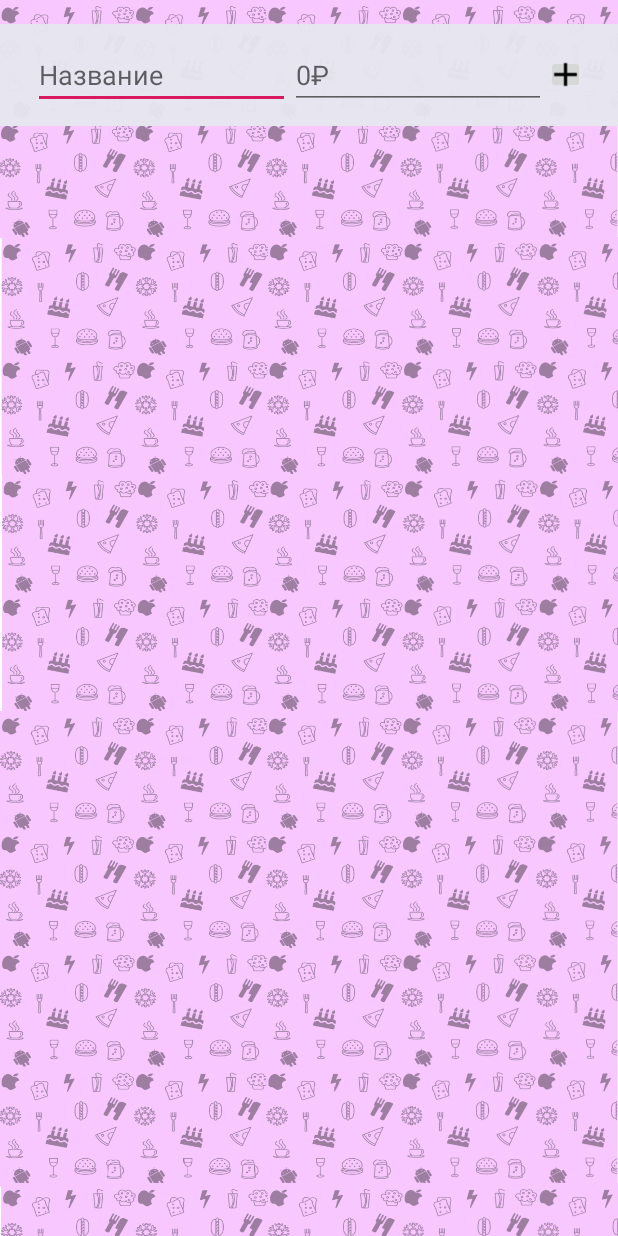
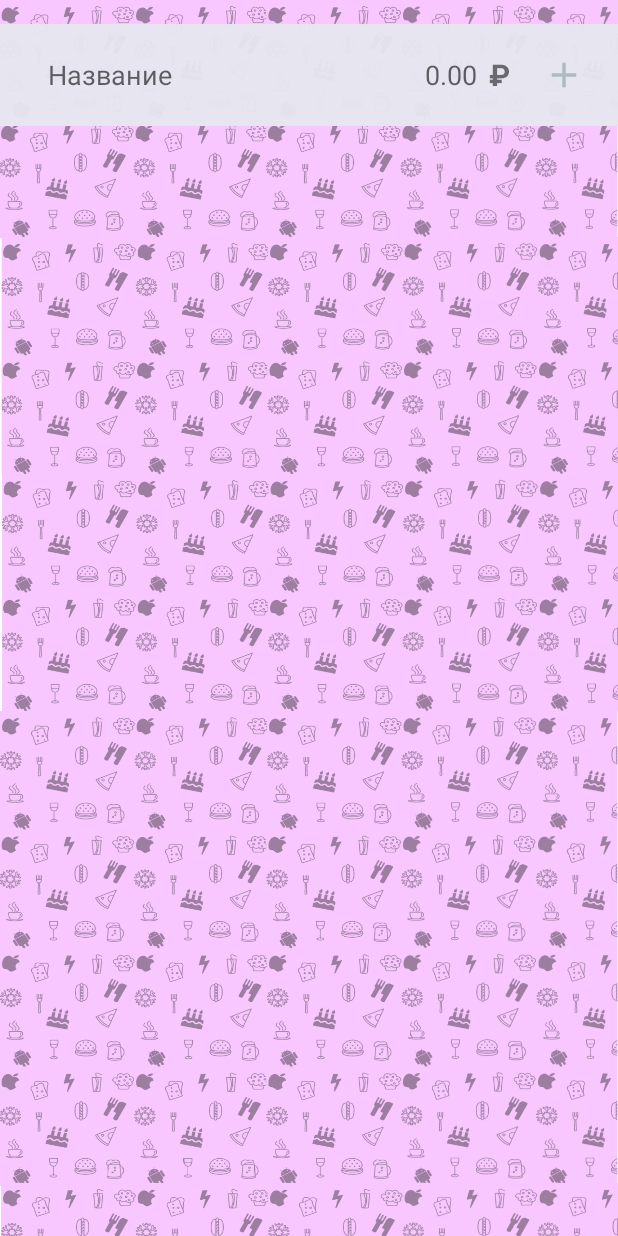
Before and after one commit to THKonst/MyCartList, an Android app: the layout activity_add__item.xml on its own in the app's theme, with its tools: preview values and no code run, on a phone screen of 412 x 824 dp. Run offline under Robolectric (Android 15) with nearby library versions, the light colour scheme and no system bars.

Commit message:
added all to add item activity

```diff
--- a/app/src/main/java/com/thvkonst/mycartlist/Add_ItemActivity.java
+++ b/app/src/main/java/com/thvkonst/mycartlist/Add_ItemActivity.java
@@ -2,11 +2,13 @@ package com.thvkonst.mycartlist;
 
 import android.os.Bundle;
 import android.text.Editable;
+import android.text.TextUtils;
 import android.text.TextWatcher;
 import android.util.Log;
 import android.view.View;
 import android.widget.Button;
 import android.widget.EditText;
+import android.widget.TextView;
 
 import androidx.appcompat.app.AppCompatActivity;
 
@@ -15,7 +17,10 @@ public class Add_ItemActivity extends AppCompatActivity {
     private static final String TAG = "Add_ItemActivity";
     private EditText name;
     private EditText price;
+    private TextView smbRbl;
     private Button addBtn;
+    private String msg_name="", msg_price="";
+
 
     @Override
     protected void onCreate(Bundle savedInstanceState) {
@@ -23,25 +28,27 @@ public class Add_ItemActivity extends AppCompatActivity {
         setContentView(R.layout.activity_add__item);
 
         setTitle(R.string.add_item_title);
+
         name = findViewById(R.id.name);
         price = findViewById(R.id.price);
         addBtn = findViewById(R.id.add_btn);
+        smbRbl = findViewById(R.id.smb_rbl);
 
         name.addTextChangedListener(new TextWatcher() {
             @Override
-            public void beforeTextChanged(CharSequence s, int i, int i1, int i2) {
+            public void beforeTextChanged(CharSequence c, int i, int i1, int i2) {
 
             }
 
             @Override
-            public void onTextChanged(CharSequence s, int i, int i1, int i2) {
+            public void onTextChanged(CharSequence c, int i, int i1, int i2) {
 
             }
 
             @Override
-            public void afterTextChanged(Editable s) {
-                Log.i(TAG, "afterTextChanged: "+ s);
-
+            public void afterTextChanged(Editable c) {
+                Log.i(TAG, "afterNameChanged: " + c);
+                addBtn.setEnabled(!TextUtils.isEmpty(c));
             }
         });
 
--- /dev/null
+++ b/app/src/main/res/drawable/ic_add.xml
@@ -0,0 +1,5 @@
+<?xml version="1.0" encoding="utf-8"?>
+<selector xmlns:android="http://schemas.android.com/apk/res/android">
+    <item android:drawable="@drawable/ic_add_black_26dp" android:state_enabled="true"/>
+    <item android:drawable="@drawable/ic_add_grey_26dp" android:state_enabled="false"/>
+</selector>
--- /dev/null
+++ b/app/src/main/res/drawable/ic_add_grey_26dp.xml
@@ -0,0 +1,5 @@
+<vector android:height="26dp" android:tint="#ADBAC0"
+    android:viewportHeight="24.0" android:viewportWidth="24.0"
+    android:width="26dp" xmlns:android="http://schemas.android.com/apk/res/android">
+    <path android:fillColor="#FF000000" android:pathData="M19,13h-6v6h-2v-6H5v-2h6V5h2v6h6v2z"/>
+</vector>
--- a/app/src/main/res/layout-v26/activity_add__item.xml
+++ b/app/src/main/res/layout-v26/activity_add__item.xml
@@ -50,7 +50,7 @@
             android:layout_marginStart="22dp"
             android:contentDescription="@string/plus_button"
             android:enabled="false"
-            android:background="@drawable/ic_add_black_24dp"></Button>
+            android:background="@drawable/ic_add_black_26dp"></Button>
 
 
     </LinearLayout>
--- a/app/src/main/res/layout/activity_add__item.xml
+++ b/app/src/main/res/layout/activity_add__item.xml
@@ -20,29 +20,49 @@
         app:layout_constraintTop_toTopOf="parent">
 
         <EditText
+            android:id="@+id/name"
             android:layout_width="match_parent"
             android:layout_height="wrap_content"
+            android:layout_marginStart="10dp"
             android:layout_weight="1"
-            android:autofillHints=""
+            android:background="@null"
             android:hint="@string/hint_name"
+            android:importantForAutofill="no"
             android:inputType="text"
-            android:maxLines="1"
-            tools:targetApi="o"></EditText>
+            android:maxLines="1"/>
 
         <EditText
+            android:id="@+id/price"
             android:layout_width="match_parent"
             android:layout_height="wrap_content"
+            android:layout_marginStart="10dp"
             android:layout_weight="1"
+            android:background="@null"
+            android:gravity="end"
             android:hint="@string/hint_price"
             android:importantForAutofill="no"
             android:inputType="numberDecimal"
-            android:maxLines="1"></EditText>
+            android:maxLines="1"/>
 
-        <ImageButton
-            android:layout_width="26dp"
-            android:layout_height="26dp"
-            android:contentDescription="@string/plus_button"
-            android:src="@drawable/ic_add_black_24dp"></ImageButton>
+        <TextView
+            android:id="@+id/smb_rbl"
+            android:layout_width="wrap_content"
+            android:layout_height="wrap_content"
+            android:layout_marginStart="8dp"
+            android:text="@string/symbol_rbl"
+            android:textSize="20sp"
+            android:textStyle="bold"
+            android:gravity="center_horizontal"/>
+
+
+        <Button
+            android:enabled="false"
+            android:id="@+id/add_btn"
+            android:layout_width="28dp"
+            android:layout_height="28dp"
+            android:layout_marginStart="22dp"
+            android:background="@drawable/ic_add"
+            android:contentDescription="@string/plus_button"/>
 
 
     </LinearLayout>
--- a/app/src/main/res/values/strings.xml
+++ b/app/src/main/res/values/strings.xml
@@ -3,6 +3,7 @@
     <string name="add_item_title">Новая запись</string>
     <string name="text_1">Привет, Андрей!</string>
     <string name="hint_name">Название</string>
-    <string name="hint_price">0₽</string>
+    <string name="hint_price">0.00</string>
     <string name="plus_button">add_plus</string>
+    <string name="symbol_rbl">₽</string>
 </resources>
```
Also changed, not shown: app/src/main/res/drawable/ic_add_black_26dp.xml (renamed from app/src/main/res/drawable/ic_add_black_24dp.xml).
